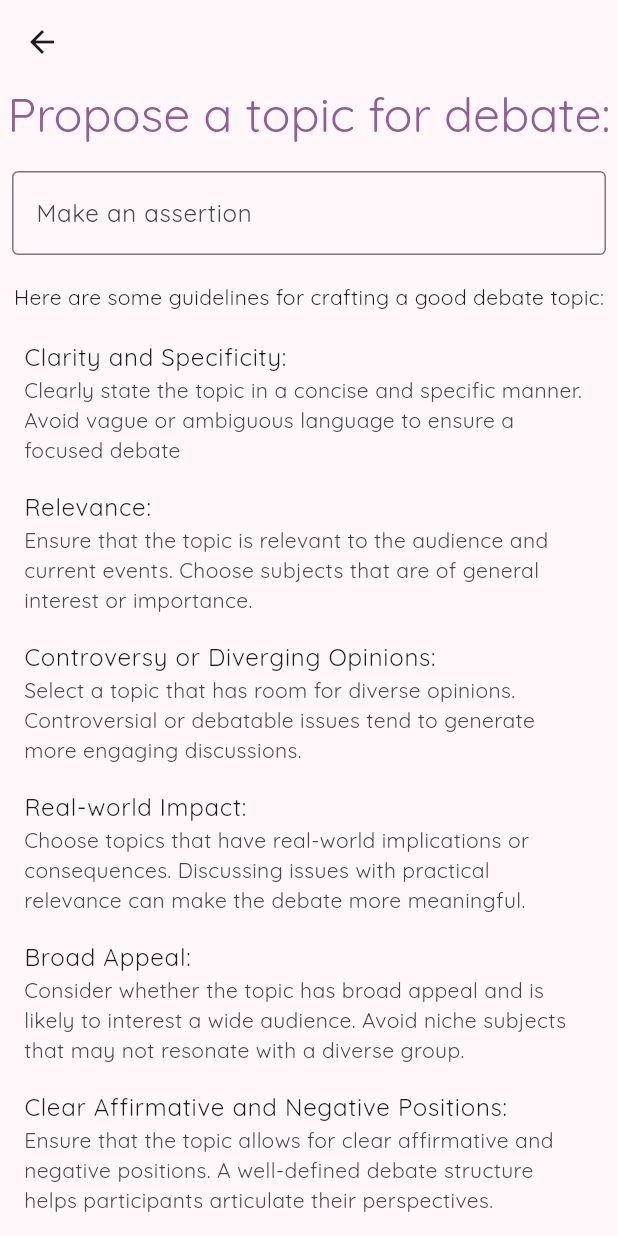
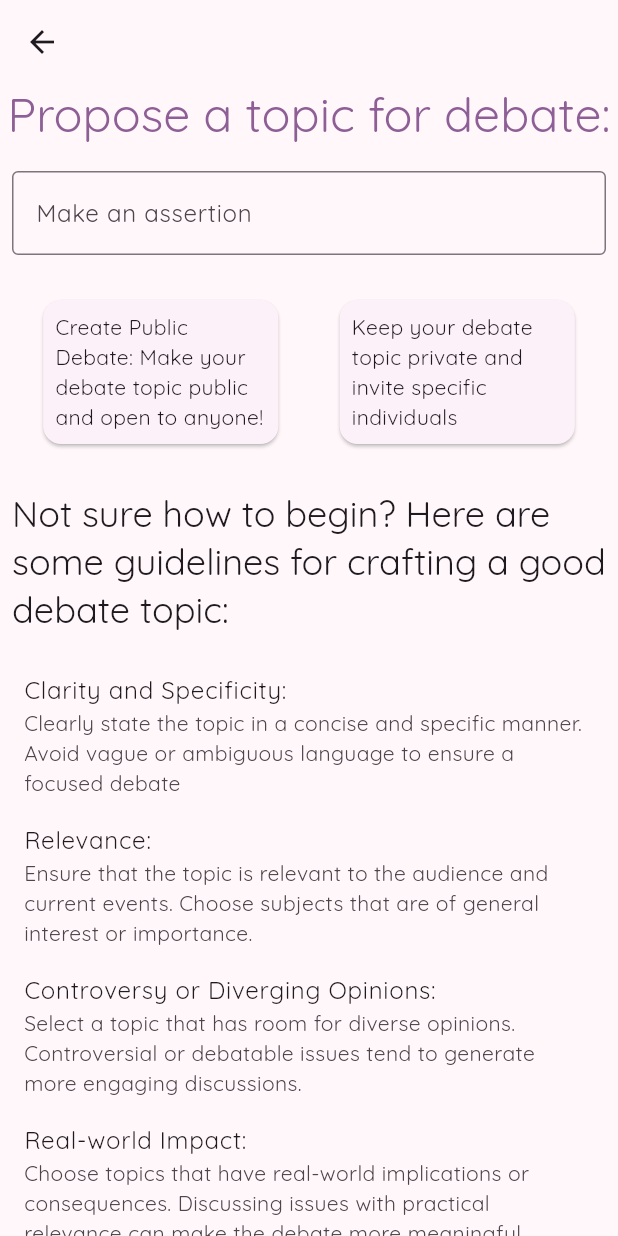
Before and after one commit to Hayley-Smith/debate_dais_prod, a Flutter app: the screen it shows after launch, after a tap on "Start a Debate", on a phone screen of 412 x 824 dp. Run offline on Flutter 3.47's test engine with Material 3 defaults, Android fonts, the phone set to English and light mode, and no system bars; our stand-ins replace google_fonts.

Commit message:
first draft of start_debate UI finished

```diff
--- a/lib/homepage.dart
+++ b/lib/homepage.dart
@@ -34,9 +34,12 @@ class _MyHomePageState extends State<MyHomePage> {
                 onPressed: () {
                   Navigator.pushNamed(context, '/start');
                 },
-                child: Text(
-                  "Start a Debate",
-                  style: Theme.of(context).textTheme.headlineLarge,
+                child: Hero(
+                  tag: "start",
+                  child: Text(
+                    "Start a Debate",
+                    style: Theme.of(context).textTheme.headlineLarge,
+                  ),
                 ),
               ),
             ),
--- a/lib/start_debate.dart
+++ b/lib/start_debate.dart
@@ -19,11 +19,13 @@ class _StartDebateState extends State<StartDebate> {
         child: Column(
           children: [
             //TextField for debate name
-             Text(
-              "Propose a topic for debate:",
-              style: Theme.of(context).textTheme.headlineLarge,
+            Hero(
+              tag: "start",
+              child: Text(
+                "Propose a topic for debate:",
+                style: Theme.of(context).textTheme.headlineLarge,
+              ),
             ),
-
 
             const SizedBox(
               height: 10,
@@ -44,9 +46,53 @@ class _StartDebateState extends State<StartDebate> {
               height: 10,
             ),
 
+            //Row of buttons
+            Row(mainAxisAlignment: MainAxisAlignment.spaceEvenly, children: [
+              Padding(
+                padding: const EdgeInsets.all(8.0),
+                child: SizedBox(
+                  width: MediaQuery.of(context).size.width * 0.4,
+                  child: const Card(
+                    child: Padding(
+                      padding: EdgeInsets.all(8.0),
+                      child: Text(
+                        "Create Public Debate: Make your debate topic public and open to anyone! ",
+                        softWrap: true,
+                        maxLines: 4,
+                      ),
+                    ),
+                  ),
+                ),
+              ),
+              Padding(
+                padding: const EdgeInsets.all(8.0),
+                child: SizedBox(
+                  width: MediaQuery.of(context).size.width * 0.4,
+                  child: const Card(
+                    child: Padding(
+                      padding: EdgeInsets.all(8.0),
+                      child: Text(
+                        "Keep your debate topic private and invite specific individuals",
+                        softWrap: true,
+                        maxLines: 4,
+                      ),
+                    ),
+                  ),
+                ),
+              ),
+            ]),
+
+            const SizedBox(
+              height: 10,
+            ),
+
             //listview of instructions on how to make an assertion
-            const Text(
-              "Here are some guidelines for crafting a good debate topic:",
+            Padding(
+              padding: EdgeInsets.all(8.0),
+              child: Text(
+                "Not sure how to begin? Here are some guidelines for crafting a good debate topic:",
+                style: Theme.of(context).textTheme.headlineSmall,
+              ),
             ),
             const SizedBox(
               height: 10,
```
